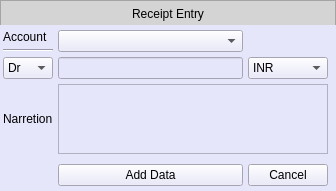
Old version of the form Resources/Ui/RecieptEntry.ui in the repository Darshitjivani/MBAS.
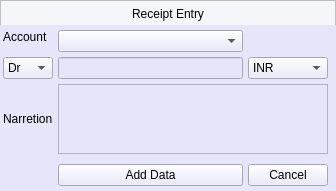
New version of the form.

Patch:
```diff
--- a/Resources/Ui/RecieptEntry.ui
+++ b/Resources/Ui/RecieptEntry.ui
@@ -45,7 +45,7 @@
        </size>
       </property>
       <property name="styleSheet">
-       <string notr="true">background-color: rgb(212, 212, 212);
+       <string notr="true">background-color:#f5f6fa;
 font: 63 11pt &quot;Segoe UI Semibold&quot;;
 color:#000000</string>
       </property>
@@ -142,6 +142,9 @@
        </item>
        <item row="2" column="0">
         <widget class="Line" name="line">
+         <property name="styleSheet">
+          <string notr="true">background-color: transparent;</string>
+         </property>
          <property name="orientation">
           <enum>Qt::Horizontal</enum>
          </property>
```
Left out of the diff: 2 changed lines with no effect on the pictures.
